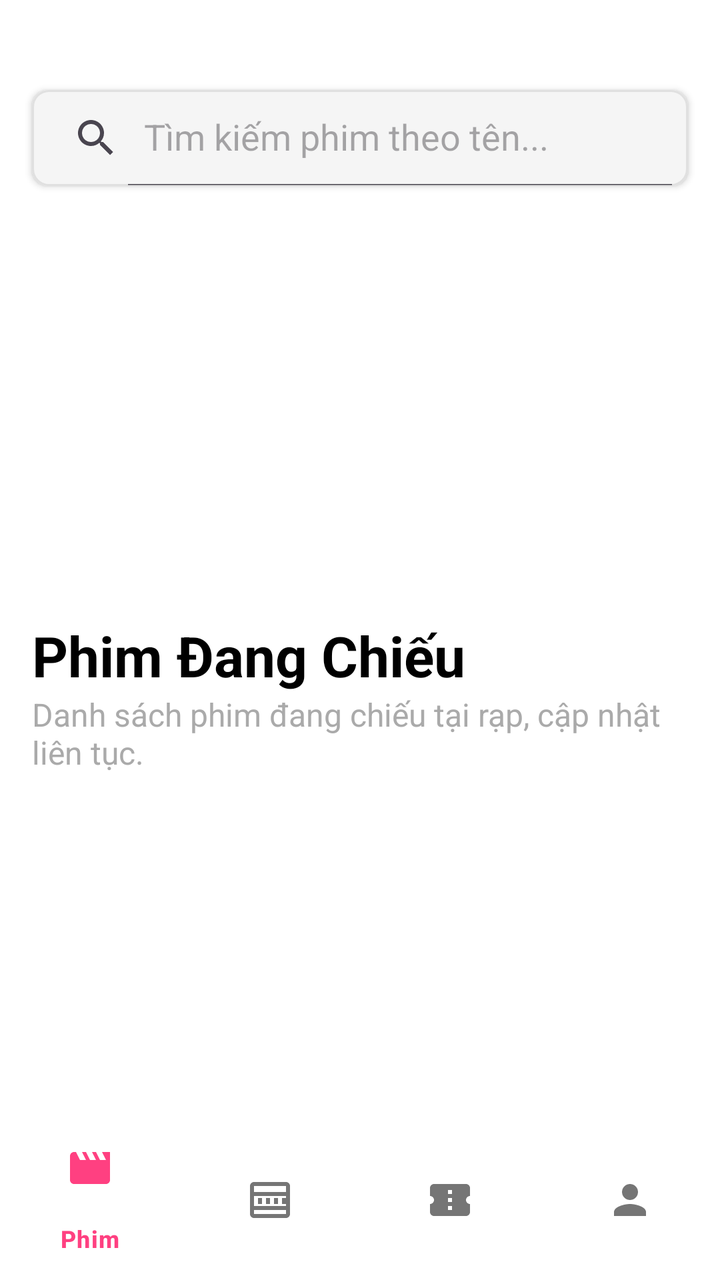
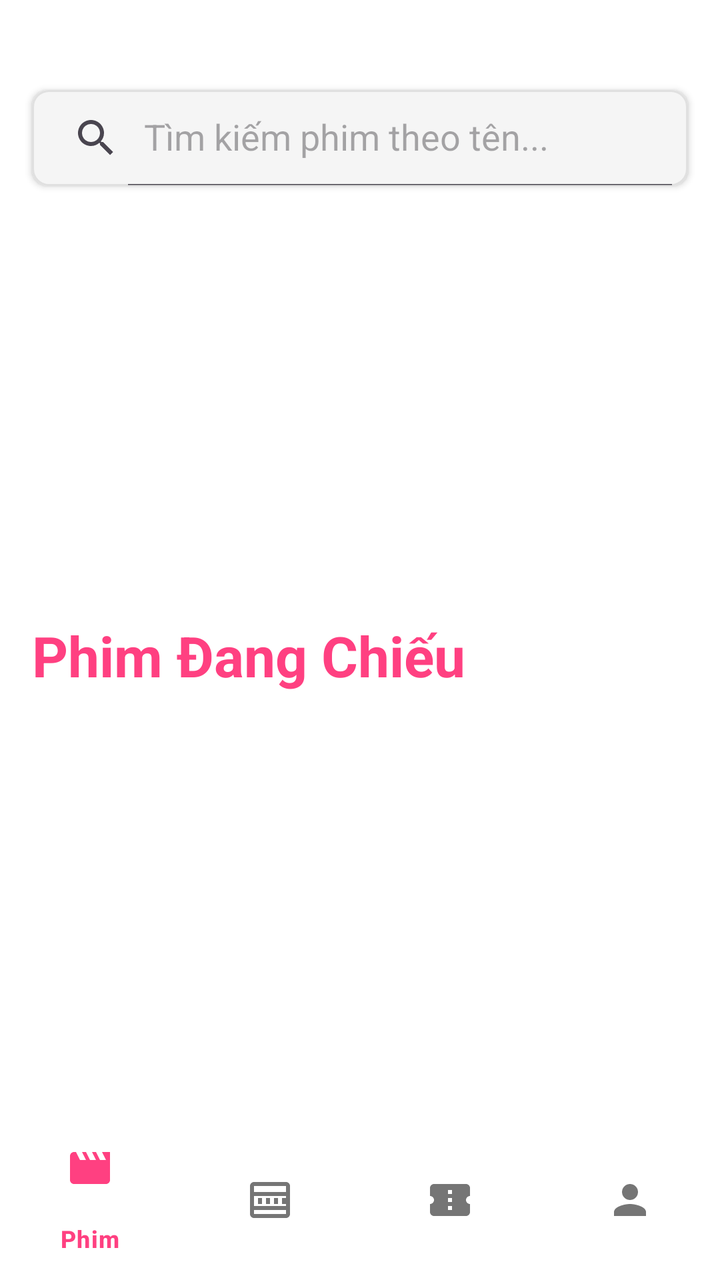

The first picture is an Android layout as it rendered before a commit; the second is the same layout after the commit. The layout source and the unified diff follow.
<!-- AndroidManifest.xml: application theme Theme.PRM392G2MovieBookingMobileApp -->
<!-- res/layout/activity_movie_list.xml -->
<?xml version="1.0" encoding="utf-8"?>
<androidx.constraintlayout.widget.ConstraintLayout xmlns:android="http://schemas.android.com/apk/res/android"
    xmlns:app="http://schemas.android.com/apk/res-auto"
    android:layout_width="match_parent"
    android:layout_height="match_parent"
    android:background="@android:color/white">

    <androidx.appcompat.widget.SearchView
        android:id="@+id/search_view_movies"
        android:layout_width="match_parent"
        android:layout_height="wrap_content"
        android:layout_marginStart="16dp"
        android:layout_marginEnd="16dp"
        android:layout_marginTop="45dp"
        android:background="@drawable/search_background"
        android:elevation="2dp"
        app:iconifiedByDefault="false"
        app:layout_constraintTop_toTopOf="parent"
        app:layout_constraintStart_toStartOf="parent"
        app:layout_constraintEnd_toEndOf="parent"
        app:queryHint="Tìm kiếm phim theo tên..." />

    <androidx.viewpager2.widget.ViewPager2
        android:id="@+id/banner_slider"
        android:layout_width="match_parent"
        android:layout_height="200dp"
        android:layout_marginTop="8dp"
        app:layout_constraintTop_toBottomOf="@id/search_view_movies"
        app:layout_constraintStart_toStartOf="parent"
        app:layout_constraintEnd_toEndOf="parent"/>

    
    <TextView
        android:id="@+id/movies_section_title"
        android:layout_width="match_parent"
        android:layout_height="wrap_content"
        android:text="Phim Đang Chiếu"
        android:textSize="28sp"
        android:textStyle="bold"
        android:paddingStart="16dp"
        android:paddingEnd="16dp"
        android:paddingTop="8dp"
        android:textColor="@android:color/black"
        app:layout_constraintTop_toBottomOf="@id/banner_slider"
        app:layout_constraintStart_toStartOf="parent" />

    <TextView
        android:id="@+id/movies_section_subtitle"
        android:layout_width="match_parent"
        android:layout_height="wrap_content"
        android:text="Danh sách phim đang chiếu tại rạp, cập nhật liên tục."
        android:textSize="16sp"
        android:textColor="@android:color/darker_gray"
        android:paddingStart="16dp"
        android:paddingEnd="16dp"
        android:layout_marginBottom="10dp"
        app:layout_constraintTop_toBottomOf="@id/movies_section_title"
        app:layout_constraintStart_toStartOf="parent"
        app:layout_constraintEnd_toEndOf="parent" />

    
    <androidx.recyclerview.widget.RecyclerView
        android:id="@+id/recycler_view_movies"
        android:layout_width="match_parent"
        android:layout_height="0dp"
        android:layout_marginTop="8dp"
        app:layout_constraintBottom_toTopOf="@id/bottom_navigation"
        app:layout_constraintEnd_toEndOf="parent"
        app:layout_constraintStart_toStartOf="parent"
        app:layout_constraintTop_toBottomOf="@id/movies_section_subtitle" />

    <TextView
        android:id="@+id/empty_view"
        android:layout_width="wrap_content"
        android:layout_height="wrap_content"
        android:text="Không có phim nào để hiển thị."
        android:textSize="16sp"
        android:textColor="@android:color/darker_gray"
        android:gravity="center"
        android:visibility="gone"
        app:layout_constraintTop_toBottomOf="@id/movies_section_subtitle"
        app:layout_constraintStart_toStartOf="parent"
        app:layout_constraintEnd_toEndOf="parent"
        app:layout_constraintBottom_toTopOf="@id/bottom_navigation" />

    
    <ProgressBar
        android:id="@+id/progress_bar"
        android:layout_width="wrap_content"
        android:layout_height="wrap_content"
        android:visibility="gone"
        app:layout_constraintTop_toBottomOf="@id/movies_section_subtitle"
        app:layout_constraintStart_toStartOf="parent"
        app:layout_constraintEnd_toEndOf="parent" />

    
    <com.google.android.material.bottomnavigation.BottomNavigationView
        android:id="@+id/bottom_navigation"
        android:layout_width="match_parent"
        android:layout_height="wrap_content"
        android:layout_gravity="bottom"
        android:background="@color/white"
        app:itemIconTint="@drawable/bottom_nav_colors"
        app:itemTextColor="@drawable/bottom_nav_colors"
        app:layout_constraintBottom_toBottomOf="parent"
        app:layout_constraintStart_toStartOf="parent"
        app:layout_constraintEnd_toEndOf="parent"
        app:menu="@menu/bottom_navigation_menu" />

</androidx.constraintlayout.widget.ConstraintLayout>
<!-- resources referenced by this layout -->
<resources>
  <color name="white">#FFFFFFFF</color>
  <!-- drawable bottom_nav_colors (drawable) -->
  <?xml version="1.0" encoding="utf-8"?>
  <selector xmlns:android="http://schemas.android.com/apk/res/android">
      <item android:state_checked="true" android:color="@color/colorPrimary" />
      <item android:color="@color/colorInactive" />
  </selector>
  <!-- drawable search_background (drawable) -->
  <?xml version="1.0" encoding="utf-8"?>
  <shape xmlns:android="http://schemas.android.com/apk/res/android"
      android:shape="rectangle">
      <corners android:radius="8dp" />
      <solid android:color="#F5F5F5" />
      <stroke
          android:width="1dp"
          android:color="#E0E0E0" />
  </shape>
  <style name="Theme.PRM392G2MovieBookingMobileApp" parent="Base.Theme.PRM392G2MovieBookingMobileApp" />
  <color name="colorPrimary">#FF4081</color>
  <color name="colorInactive">#757575</color>
  <style name="Base.Theme.PRM392G2MovieBookingMobileApp" parent="Theme.Material3.DayNight.NoActionBar">
          
          
      </style>
</resources>

<!-- the commit's change to res/layout/activity_movie_list.xml (unified diff, before → after) -->
@@ -1,6 +1,7 @@
 <?xml version="1.0" encoding="utf-8"?>
 <androidx.constraintlayout.widget.ConstraintLayout xmlns:android="http://schemas.android.com/apk/res/android"
     xmlns:app="http://schemas.android.com/apk/res-auto"
+    xmlns:tools="http://schemas.android.com/tools"
     android:layout_width="match_parent"
     android:layout_height="match_parent"
     android:background="@android:color/white">
@@ -18,7 +19,14 @@
         app:layout_constraintTop_toTopOf="parent"
         app:layout_constraintStart_toStartOf="parent"
         app:layout_constraintEnd_toEndOf="parent"
-        app:queryHint="Tìm kiếm phim theo tên..." />
+        app:queryHint="Tìm kiếm phim theo tên..." >
+
+        <ProgressBar
+            android:id="@+id/progress_bar"
+            android:layout_width="wrap_content"
+            android:layout_height="wrap_content"
+            android:visibility="gone" />
+    </androidx.appcompat.widget.SearchView>
 
     <androidx.viewpager2.widget.ViewPager2
         android:id="@+id/banner_slider"
@@ -40,23 +48,12 @@
         android:paddingStart="16dp"
         android:paddingEnd="16dp"
         android:paddingTop="8dp"
-        android:textColor="@android:color/black"
+        android:textColor="@color/colorPrimary"
         app:layout_constraintTop_toBottomOf="@id/banner_slider"
         app:layout_constraintStart_toStartOf="parent" />
 
-    <TextView
-        android:id="@+id/movies_section_subtitle"
-        android:layout_width="match_parent"
-        android:layout_height="wrap_content"
-        android:text="Danh sách phim đang chiếu tại rạp, cập nhật liên tục."
-        android:textSize="16sp"
-        android:textColor="@android:color/darker_gray"
-        android:paddingStart="16dp"
-        android:paddingEnd="16dp"
-        android:layout_marginBottom="10dp"
-        app:layout_constraintTop_toBottomOf="@id/movies_section_title"
-        app:layout_constraintStart_toStartOf="parent"
-        app:layout_constraintEnd_toEndOf="parent" />
+
+    
 
     
     <androidx.recyclerview.widget.RecyclerView
@@ -66,32 +63,26 @@
         android:layout_marginTop="8dp"
         app:layout_constraintBottom_toTopOf="@id/bottom_navigation"
         app:layout_constraintEnd_toEndOf="parent"
+        app:layout_constraintHorizontal_bias="1.0"
         app:layout_constraintStart_toStartOf="parent"
-        app:layout_constraintTop_toBottomOf="@id/movies_section_subtitle" />
+        app:layout_constraintTop_toBottomOf="@id/movies_section_title"
+        app:layout_constraintVertical_bias="1.0" />
 
     <TextView
         android:id="@+id/empty_view"
         android:layout_width="wrap_content"
         android:layout_height="wrap_content"
+        android:gravity="center"
         android:text="Không có phim nào để hiển thị."
+        android:textColor="@android:color/darker_gray"
         android:textSize="16sp"
-        android:textColor="@android:color/darker_gray"
-        android:gravity="center"
         android:visibility="gone"
-        app:layout_constraintTop_toBottomOf="@id/movies_section_subtitle"
+        app:layout_constraintBottom_toTopOf="@id/bottom_navigation"
+        app:layout_constraintEnd_toEndOf="parent"
+        app:layout_constraintHorizontal_bias="0.497"
         app:layout_constraintStart_toStartOf="parent"
-        app:layout_constraintEnd_toEndOf="parent"
-        app:layout_constraintBottom_toTopOf="@id/bottom_navigation" />
-
-    
-    <ProgressBar
-        android:id="@+id/progress_bar"
-        android:layout_width="wrap_content"
-        android:layout_height="wrap_content"
-        android:visibility="gone"
-        app:layout_constraintTop_toBottomOf="@id/movies_section_subtitle"
-        app:layout_constraintStart_toStartOf="parent"
-        app:layout_constraintEnd_toEndOf="parent" />
+        app:layout_constraintTop_toBottomOf="@id/movies_section_title"
+        app:layout_constraintVertical_bias="1.0" />
 
     
     <com.google.android.material.bottomnavigation.BottomNavigationView
